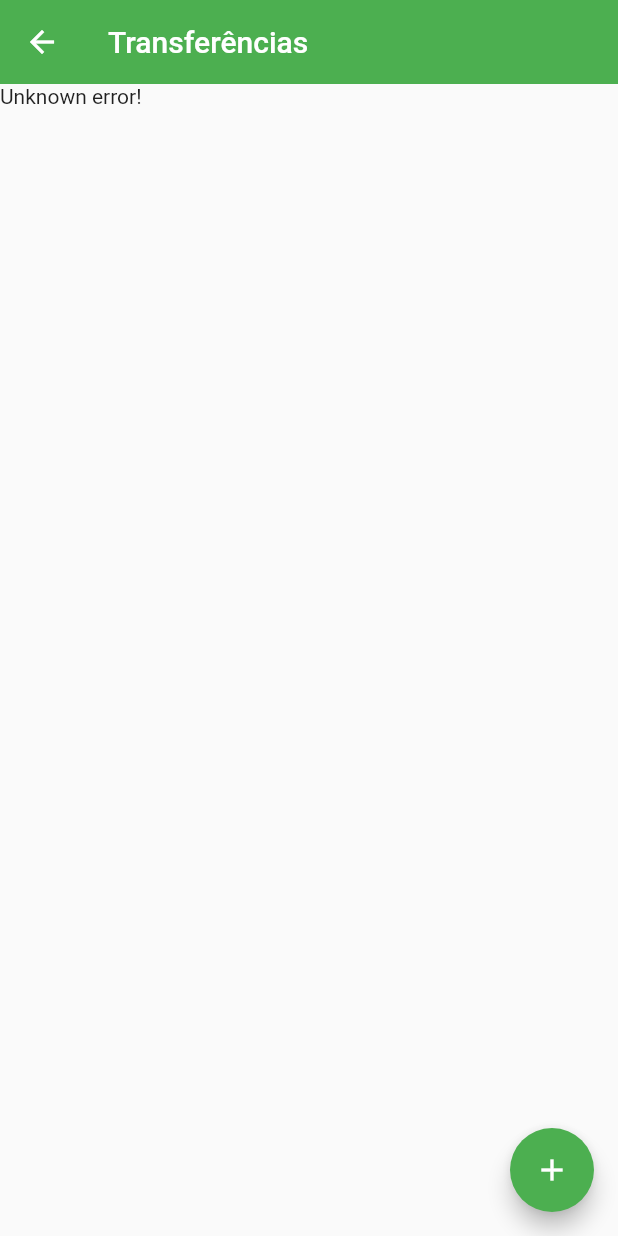
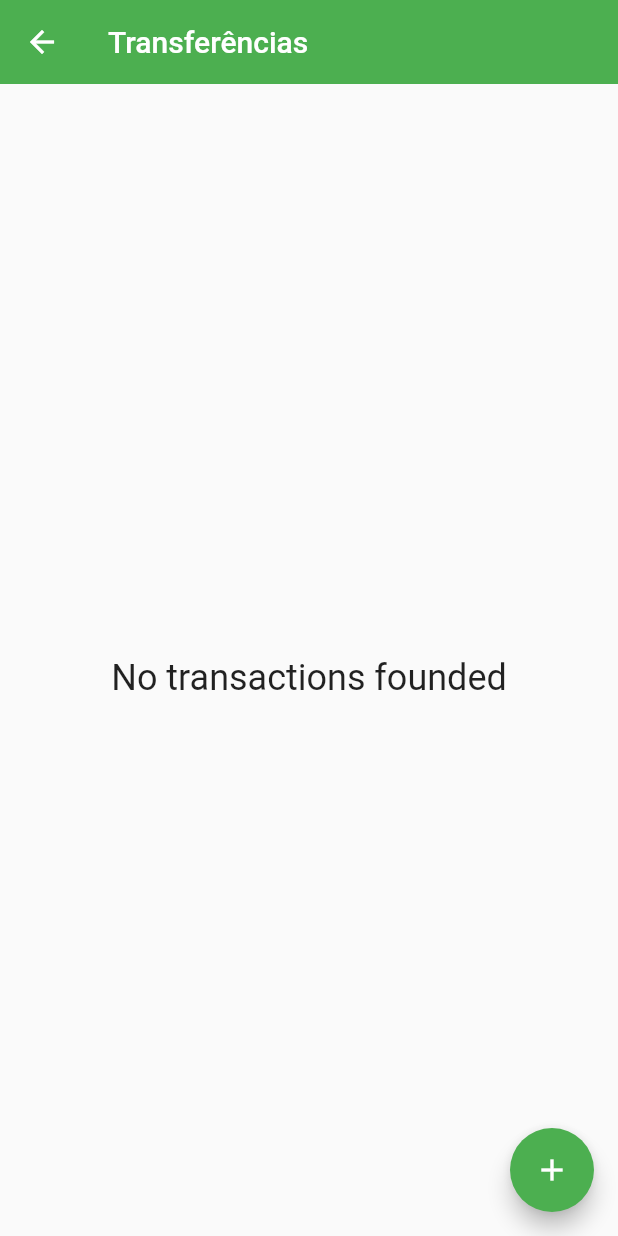
Before and after one commit to ChristianNagata/flutter_app, a Flutter app: the screen it shows after launch, after a tap on "Transferências", on a phone screen of 412 x 824 dp. Run offline on Flutter 3.47's test engine with Material 2 defaults, Android fonts, the phone set to English and light mode, and no system bars; our stand-ins replace sqflite; missing offline and left inert: http_interceptor; accounts and stored records are empty; statements that could not run were skipped.

Commit message:
centered_message, e tratamento de excessões

```diff
--- /dev/null
+++ b/lib/components/centered_message.dart
@@ -0,0 +1,41 @@
+import 'package:flutter/material.dart';
+
+class CenteredMessage extends StatelessWidget {
+  final String message;
+  final IconData? icon;
+  final double iconSize;
+  final double fontSize;
+
+  CenteredMessage(
+    this.message, {
+    this.icon,
+    this.iconSize = 64,
+    this.fontSize = 24,
+  });
+
+  @override
+  Widget build(BuildContext context) {
+    return Center(
+      child: Column(
+        mainAxisAlignment: MainAxisAlignment.center,
+        crossAxisAlignment: CrossAxisAlignment.center,
+        children: <Widget>[
+          Visibility(
+            child: Icon(
+              icon,
+              size: iconSize,
+            ),
+            visible: icon != null,
+          ),
+          Padding(
+            padding: const EdgeInsets.only(top: 24.0),
+            child: Text(
+              message,
+              style: TextStyle(fontSize: fontSize),
+            ),
+          ),
+        ],
+      ),
+    );
+  }
+}
--- a/lib/http/webclient.dart
+++ b/lib/http/webclient.dart
@@ -26,10 +26,12 @@ class LoggingInterceptor implements InterceptorContract {
 Future<List<Transferencia>> findAll() async {
   Client client = InterceptedClient.build(interceptors: [LoggingInterceptor()]);
 
-  final Response response = await client.get(Uri.http(
+  final Response response = await client
+      .get(Uri.http(
         '192.168.0.103:8080',
         'transactions',
-  ));
+      ))
+      .timeout(const Duration(seconds: 5));
 
   final List<dynamic> decodeJson = jsonDecode(response.body);
   final List<Transferencia> transactions = [];
--- a/lib/screens/transferencia/lista.dart
+++ b/lib/screens/transferencia/lista.dart
@@ -1,4 +1,6 @@
 import 'package:flutter/material.dart';
+import 'package:flutter_app/components/centered_message.dart';
+import 'package:flutter_app/http/webclient.dart';
 
 import '../../models/transferencia.dart';
 import 'formulario.dart';
@@ -21,6 +23,7 @@ class ListaTransferenciasState extends State<ListaTransferencias> {
           backgroundColor: Theme.of(context).backgroundColor,
         ),
         body: FutureBuilder<List<Transferencia>>(
+          future: findAll(),
           initialData: const [],
           builder: (context, snapshot) {
             switch (snapshot.connectionState) {
@@ -31,19 +34,23 @@ class ListaTransferenciasState extends State<ListaTransferencias> {
               case ConnectionState.active:
                 break;
               case ConnectionState.done:
+                if (snapshot.hasData) {
                   final List<Transferencia>? transferencias = snapshot.data;
                   if (transferencias != null) {
                     return ListView.builder(
                       itemBuilder: (context, index) {
-                      final Transferencia transferencia = transferencias[index];
+                        final Transferencia transferencia =
+                            transferencias[index];
                         return Itemtransferencia(transferencia);
                       },
                       itemCount: transferencias.length,
                     );
                   }
+                }
+                return CenteredMessage('No transactions founded');
                 break;
             }
-            return const Text('Unknown error!');
+            return CenteredMessage('Unknown Error');
           },
         ),
         floatingActionButton: FloatingActionButton(
```
Lines whose indentation alone changed are shown as unchanged.
